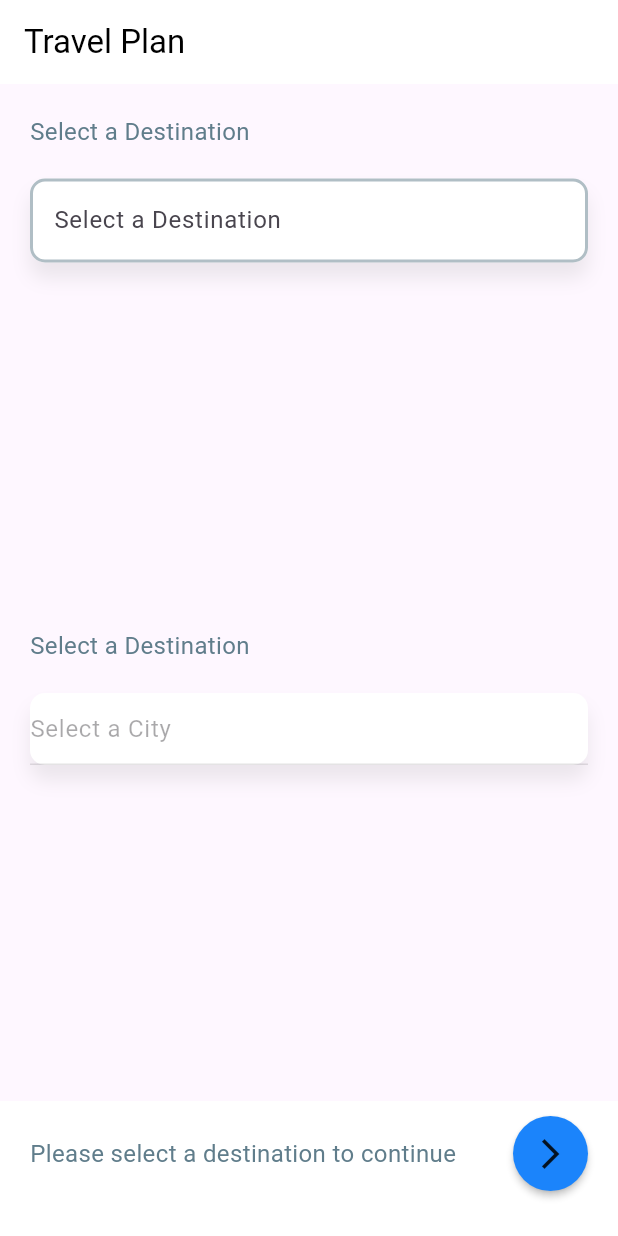
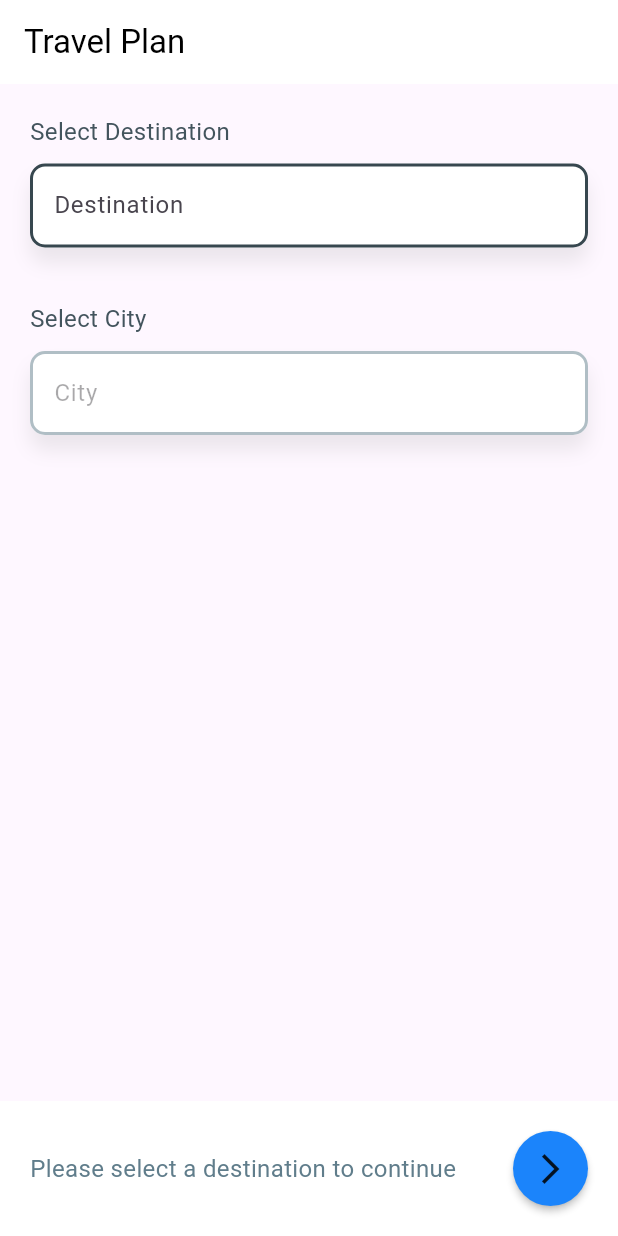
Before and after one commit to NZpatelK/Travel-Assistant, a Flutter app: the screen it shows after launch, on a phone screen of 412 x 824 dp. Run offline on Flutter 3.47's test engine with Material 3 defaults, Android fonts, the phone set to English and light mode, and no system bars; drawn by our look-alikes of searchfield.

Commit message:
fixed the style

```diff
--- a/lib/destination_search.dart
+++ b/lib/destination_search.dart
@@ -12,15 +12,13 @@ class DestinationSearch extends StatefulWidget {
 class _DestinationSearchState extends State<DestinationSearch> {
   String? _selectedDestination;
   String? _selectedCity;
-  final FocusNode _focusNode = FocusNode(); // Add a FocusNode
+  final FocusNode _focusNode = FocusNode();
 
   @override
   void initState() {
     super.initState();
-    // Add a listener to the FocusNode
     _focusNode.addListener(() {
       if (!_focusNode.hasFocus) {
-        // Do something when the SearchField loses focus
         setState(() {});
       }
     });
@@ -28,8 +26,7 @@ class _DestinationSearchState extends State<DestinationSearch> {
 
   @override
   void dispose() {
-    _focusNode
-        .dispose(); // Dispose of the FocusNode when the widget is disposed
+    _focusNode.dispose();
     super.dispose();
   }
 
@@ -37,7 +34,7 @@ class _DestinationSearchState extends State<DestinationSearch> {
   Widget build(BuildContext context) {
     return GestureDetector(
       onTap: () {
-        FocusScope.of(context).unfocus(); // Unfocus any focused widget
+        FocusScope.of(context).unfocus();
       },
       child: Scaffold(
         appBar: AppBar(
@@ -48,9 +45,8 @@ class _DestinationSearchState extends State<DestinationSearch> {
             style: TextStyle(color: Colors.black),
           ),
         ),
-        body: Container(
+        body: SizedBox(
           child: Column(
-            mainAxisAlignment: MainAxisAlignment.spaceBetween,
             children: [
               DropMenuWithSearchField(
                 items: DestinationData.destinations.keys.toList(),
@@ -60,25 +56,29 @@ class _DestinationSearchState extends State<DestinationSearch> {
                     _selectedDestination = selectedValue;
                   });
                 },
-                  hintText: "Select a Destination",
-                  isDisabled: false),
+                hintText: "Destination",
+                header: "Select Destination",
+                isDisabled: false,
+              ),
+              const SizedBox(height: 16.0),
               DropMenuWithSearchField(
                 items: _selectedDestination == null
                     ? []
-                      : DestinationData.destinations[_selectedDestination!]
-                              ?.toList() ??
-                          [],
+                    : DestinationData.destinations[_selectedDestination!]?.toList() ?? [],
                 selectedValue: _selectedCity,
                 onChanged: (selectedValue) {
                   setState(() {
                     _selectedCity = selectedValue;
                   });
                 },
-                  hintText: "Select a City",
-                  isDisabled: _selectedDestination == null),
+                hintText: "City",
+                header: "Select City",
+                isDisabled: _selectedDestination == null,
+              ),
+              const Spacer(), // This pushes the bottom container to the bottom of the screen
               Container(
                 height: 90,
-                padding: const EdgeInsets.only(right: 20, left: 20, bottom: 20),
+                padding: const EdgeInsets.symmetric(horizontal: 20.0, vertical: 10.0),
                 decoration: const BoxDecoration(
                   color: Colors.white,
                 ),
@@ -88,8 +88,7 @@ class _DestinationSearchState extends State<DestinationSearch> {
                     _selectedDestination == null
                         ? const Text(
                             'Please select a destination to continue',
-                            style:
-                                TextStyle(fontSize: 16, color: Colors.blueGrey),
+                            style: TextStyle(fontSize: 16, color: Colors.blueGrey),
                           )
                         : Text(
                             _selectedDestination!,
--- a/lib/drop_menu_with_search_field.dart
+++ b/lib/drop_menu_with_search_field.dart
@@ -1,4 +1,5 @@
 import 'package:flutter/material.dart';
+import 'package:flutter/widgets.dart';
 import 'package:searchfield/searchfield.dart';
 
 class DropMenuWithSearchField extends StatefulWidget {
@@ -6,6 +7,7 @@ class DropMenuWithSearchField extends StatefulWidget {
   final String? selectedValue;
   final ValueChanged<String?> onChanged;
   final String hintText;
+  final String header;
   final bool isDisabled;
 
   const DropMenuWithSearchField(
@@ -14,6 +16,7 @@ class DropMenuWithSearchField extends StatefulWidget {
       required this.selectedValue,
       required this.onChanged,
       required this.hintText,
+      required this.header,
       required this.isDisabled});
 
   @override
@@ -53,14 +56,14 @@ class _DropMenuWithSearchFieldState extends State<DropMenuWithSearchField> {
         crossAxisAlignment: CrossAxisAlignment.start,
         mainAxisAlignment: MainAxisAlignment.center,
         children: [
-          const Padding(
-            padding: EdgeInsets.all(20),
+           Padding(
+            padding: const EdgeInsets.fromLTRB(20, 20, 20, 10),
             child: Text(
-              "Select a Destination",
-              style: TextStyle(
+              widget.header,
+              style: const TextStyle(
                 fontSize: 16,
                 fontWeight: FontWeight.w400,
-                color: Colors.blueGrey,
+                color: Color.fromARGB(255, 67, 84, 93),
               ),
             ),
           ),
@@ -83,6 +86,13 @@ class _DropMenuWithSearchFieldState extends State<DropMenuWithSearchField> {
               hint: widget.hintText,
               searchInputDecoration: InputDecoration(
                 enabledBorder: OutlineInputBorder(
+                  borderSide: BorderSide(
+                    color: Colors.blueGrey.shade800,
+                    width: 2,
+                  ),
+                  borderRadius: BorderRadius.circular(10),
+                ),
+                disabledBorder: OutlineInputBorder(
                   borderSide: BorderSide(
                     color: Colors.blueGrey.shade200,
                     width: 2,
```
Lines whose indentation alone changed are shown as unchanged.
